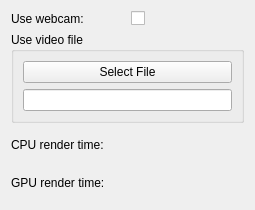
Before: the Qt Designer form readwrite/readwriteconfigwidget.ui in BartVolkaerts/OpenCL-Benchmark, drawn with Qt 5.
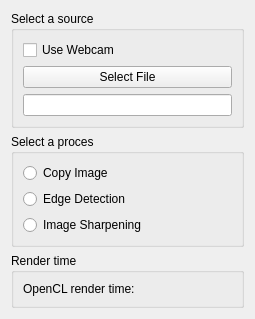
After: the same form once the commit is applied.

Commit message: Added Image Processing options

Patch:
```diff
--- a/readwrite/readwriteconfigwidget.ui
+++ b/readwrite/readwriteconfigwidget.ui
@@ -7,37 +7,26 @@
     <x>0</x>
     <y>0</y>
     <width>255</width>
-    <height>210</height>
+    <height>309</height>
    </rect>
   </property>
   <property name="windowTitle">
    <string>Form</string>
   </property>
   <layout class="QVBoxLayout" name="verticalLayout_3">
-   <item>
-    <layout class="QHBoxLayout" name="horizontalLayout">
-     <item>
-      <widget class="QLabel" name="label">
-       <property name="text">
-        <string>Use webcam:</string>
-       </property>
-      </widget>
-     </item>
-     <item>
-      <widget class="QCheckBox" name="checkBox">
-       <property name="text">
-        <string/>
-       </property>
-      </widget>
-     </item>
-    </layout>
-   </item>
    <item>
     <widget class="QGroupBox" name="groupBox">
      <property name="title">
-      <string>Use video file</string>
+      <string>Select a source</string>
      </property>
      <layout class="QVBoxLayout" name="verticalLayout_2">
+      <item>
+       <widget class="QCheckBox" name="checkBox">
+        <property name="text">
+         <string>Use Webcam</string>
+        </property>
+       </widget>
+      </item>
       <item>
        <widget class="QPushButton" name="pushButton">
         <property name="text">
@@ -52,31 +41,49 @@
     </widget>
    </item>
    <item>
+    <widget class="QGroupBox" name="groupBox_2">
+     <property name="title">
+      <string>Select a proces</string>
+     </property>
+     <layout class="QVBoxLayout" name="verticalLayout_4">
+      <item>
+       <widget class="QRadioButton" name="copyButton">
+        <property name="text">
+         <string>Copy Image</string>
+        </property>
+       </widget>
+      </item>
+      <item>
+       <widget class="QRadioButton" name="edgeButton">
+        <property name="text">
+         <string>Edge Detection</string>
+        </property>
+       </widget>
+      </item>
+      <item>
+       <widget class="QRadioButton" name="sharpButton">
+        <property name="text">
+         <string>Image Sharpening</string>
+        </property>
+       </widget>
+      </item>
+     </layout>
+    </widget>
+   </item>
+   <item>
+    <widget class="QGroupBox" name="groupBox_3">
+     <property name="title">
+      <string>Render time</string>
+     </property>
+     <layout class="QVBoxLayout" name="verticalLayout_5">
+      <item>
     <layout class="QVBoxLayout" name="verticalLayout">
-     <item>
-      <layout class="QHBoxLayout" name="horizontalLayout_2">
-       <item>
-        <widget class="QLabel" name="label_2">
-         <property name="text">
-          <string>CPU render time:</string>
-         </property>
-        </widget>
-       </item>
-       <item>
-        <widget class="QLabel" name="cpuTimelbl">
-         <property name="text">
-          <string/>
-         </property>
-        </widget>
-       </item>
-      </layout>
-     </item>
      <item>
       <layout class="QHBoxLayout" name="horizontalLayout_3">
        <item>
         <widget class="QLabel" name="label_3">
          <property name="text">
-          <string>GPU render time:</string>
+             <string>OpenCL render time:</string>
          </property>
         </widget>
        </item>
@@ -90,6 +97,9 @@
       </layout>
      </item>
     </layout>
+      </item>
+     </layout>
+    </widget>
    </item>
   </layout>
  </widget>
```
Left out of the diff: 2 changed lines with no effect on the pictures. Lines whose indentation alone changed are shown as unchanged. The commit also changes 5 other files.
